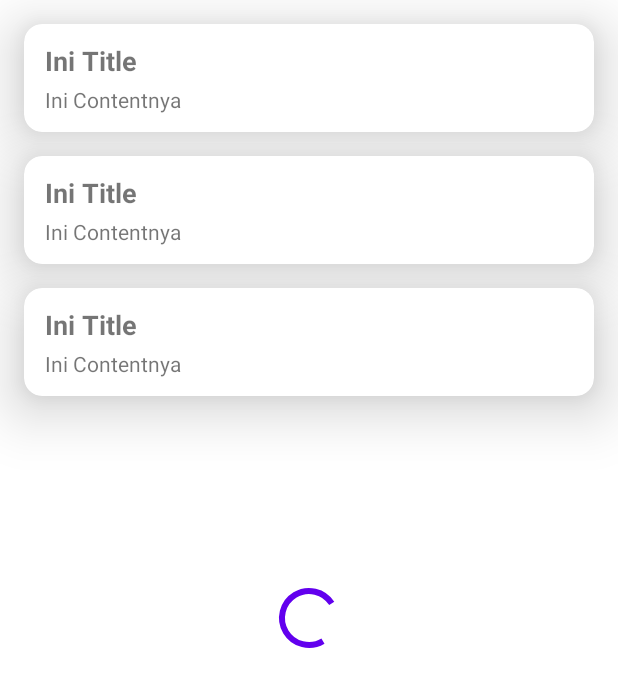
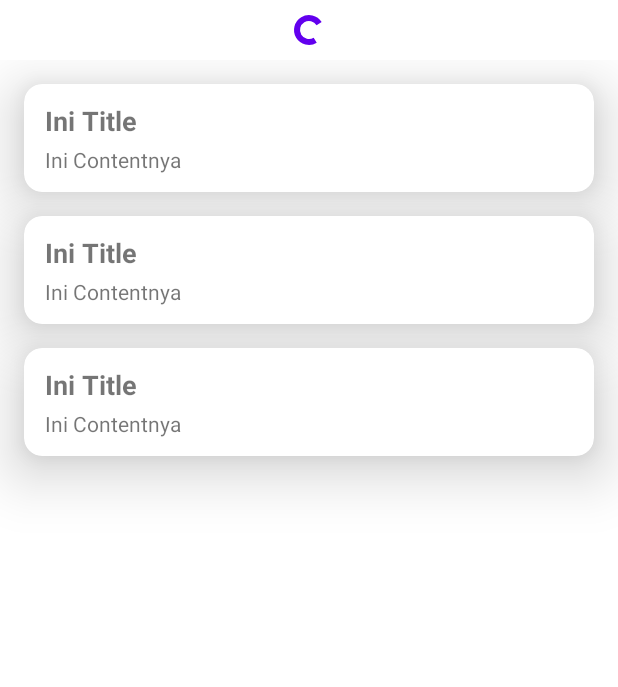
Before and after one commit to touki24/otopost, an Android app: the layout fragment_post.xml on its own in the app's theme, with its tools: preview values and no code run, on a phone screen of 412 x 824 dp. Shown: the top 687 px of the screen. Run offline under Robolectric (Android 15) with nearby library versions, the phone set to English and light mode, and no system bars.

Commit message:
refactor(ui): adjust loading indicator on post fragment

```diff
--- a/app/src/main/java/com/touki/otopost/util/BounceEdgeEffectFactory.kt
+++ b/app/src/main/java/com/touki/otopost/util/BounceEdgeEffectFactory.kt
@@ -7,7 +7,7 @@ import androidx.dynamicanimation.animation.SpringForce
 import androidx.recyclerview.widget.RecyclerView
 
 /** The magnitude of translation distance while the list is over-scrolled. */
-private const val OVERSCROLL_TRANSLATION_MAGNITUDE = 0.2f
+private const val OVER_SCROLL_TRANSLATION_MAGNITUDE = 0.3f
 
 /** The magnitude of translation distance when the list reaches the edge on fling. */
 private const val FLING_TRANSLATION_MAGNITUDE = 0.5f
@@ -36,7 +36,7 @@ class BounceEdgeEffectFactory : RecyclerView.EdgeEffectFactory() {
 
                 // Translate the recyclerView with the distance
                 val sign = if (direction == DIRECTION_BOTTOM) -1 else 1
-                val translationYDelta = sign * recyclerView.width * deltaDistance * OVERSCROLL_TRANSLATION_MAGNITUDE
+                val translationYDelta = sign * recyclerView.width * deltaDistance * OVER_SCROLL_TRANSLATION_MAGNITUDE
                 recyclerView.translationY += translationYDelta
 
                 translationAnim?.cancel()
--- a/app/src/main/res/layout/fragment_post.xml
+++ b/app/src/main/res/layout/fragment_post.xml
@@ -6,32 +6,32 @@
     xmlns:app="http://schemas.android.com/apk/res-auto"
     tools:context=".presentation.post.PostFragment">
 
-    <androidx.swiperefreshlayout.widget.SwipeRefreshLayout
-        android:id="@+id/swipeRefresh"
-        android:layout_width="match_parent"
-        android:layout_height="match_parent">
-        <androidx.recyclerview.widget.RecyclerView
-            android:id="@+id/recyclerPost"
-            android:layout_width="match_parent"
-            android:layout_height="match_parent"
-            android:paddingVertical="8dp"
-            android:paddingHorizontal="16dp"
-            android:clipChildren="false"
-            android:clipToPadding="false"
-            tools:itemCount="3"
-            tools:listitem="@layout/item_post" />
-    </androidx.swiperefreshlayout.widget.SwipeRefreshLayout>
-
     <com.google.android.material.progressindicator.CircularProgressIndicator
         style="@style/Widget.MaterialComponents.CircularProgressIndicator"
         android:id="@+id/progressCircular"
         android:layout_width="wrap_content"
         android:layout_height="wrap_content"
+        android:paddingVertical="6dp"
         android:indeterminate="true"
+        app:indicatorSize="20dp"
         app:layout_constraintTop_toTopOf="parent"
         app:layout_constraintStart_toStartOf="parent"
-        app:layout_constraintEnd_toEndOf="parent"
+        app:layout_constraintEnd_toEndOf="parent" />
+
+    <androidx.recyclerview.widget.RecyclerView
+        android:id="@+id/recyclerPost"
+        android:layout_width="match_parent"
+        android:layout_height="0dp"
+        android:paddingVertical="8dp"
+        android:paddingHorizontal="16dp"
+        android:clipChildren="false"
+        android:clipToPadding="false"
+        tools:itemCount="3"
+        tools:listitem="@layout/item_post"
+        app:layout_constraintTop_toBottomOf="@id/progressCircular"
         app:layout_constraintBottom_toBottomOf="parent"/>
 
 
+
+
 </androidx.constraintlayout.widget.ConstraintLayout>
```
Also changed, not shown: app/src/main/java/com/touki/otopost/presentation/post/PostFragment.kt (+23 -6 lines).
